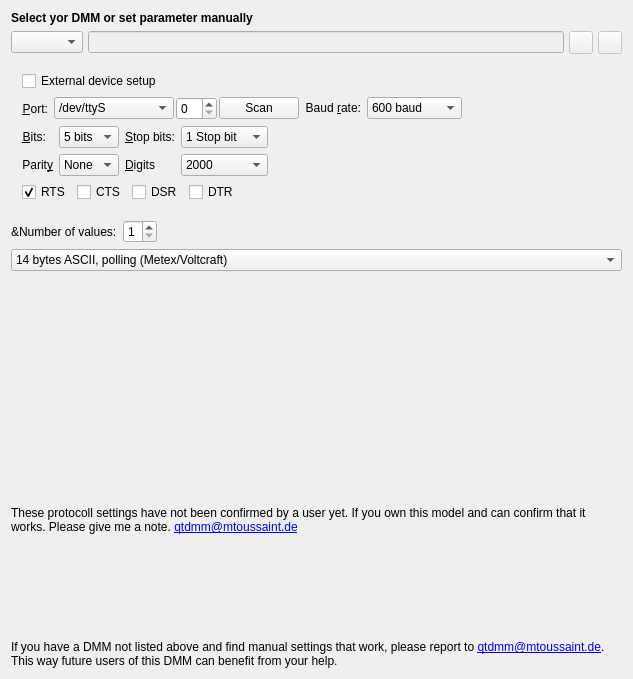
First picture: the form in src/forms/uidmmprefs.ui, repository tuxmaster/QtDMM, before the edit.
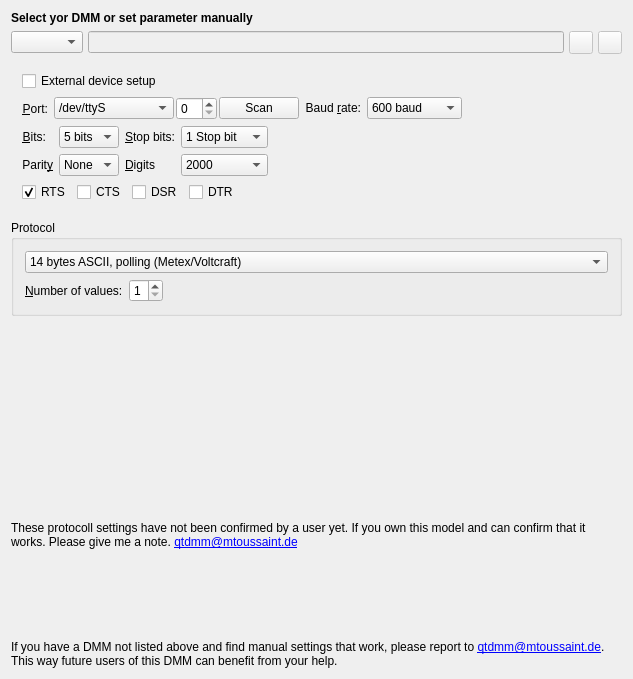
Second picture: the form after the edit. Icons and pictures are not drawn. Custom widgets are drawn as their Qt base class.

Patch:
```diff
--- a/src/forms/uidmmprefs.ui
+++ b/src/forms/uidmmprefs.ui
@@ -10,8 +10,7 @@
     <height>679</height>
    </rect>
   </property>
-
-  <layout class="QVBoxLayout" name="verticalLayout">
+  <layout class="QVBoxLayout" name="verticalLayout_2">
    <item>
     <widget class="QLabel" name="ui_hint">
      <property name="sizePolicy">
@@ -546,52 +545,11 @@
     </widget>
    </item>
    <item>
-    <layout class="QHBoxLayout" name="horizontalLayout">
-     <item>
-      <layout class="QFormLayout" name="formLayout">
-       <item row="0" column="0">
-	<widget class="QLabel" name="TextLabel1_4">
-	 <property name="text">
-	  <string>&amp;Number of values:</string>
-	 </property>
-	 <property name="wordWrap">
-	  <bool>false</bool>
-	 </property>
-	</widget>
-       </item>
-       <item row="0" column="1">
-	<widget class="QSpinBox" name="ui_numValues">
-	 <property name="whatsThis">
-	  <string>Some multimeter send several lines of data containing different measured values. As QtDMM only shows one variable here you can set the number of lines to be ignored for each measurement (That means that QtDMM only uses the first line).</string>
-	 </property>
-	 <property name="minimum">
-	  <number>1</number>
-	 </property>
-	 <property name="maximum">
-	  <number>4</number>
-	 </property>
-	</widget>
-       </item>
-      </layout>
-     </item>
-     <item>
-      <spacer name="Spacer1">
-       <property name="orientation">
-	<enum>Qt::Horizontal</enum>
-       </property>
-       <property name="sizeType">
-	<enum>QSizePolicy::Expanding</enum>
-       </property>
-       <property name="sizeHint" stdset="0">
-	<size>
-	 <width>20</width>
-	 <height>20</height>
-	</size>
-       </property>
-      </spacer>
-     </item>
-    </layout>
-   </item>
+    <widget class="QGroupBox" name="ui_protocol">
+     <property name="title">
+      <string>Protocol</string>
+     </property>
+     <layout class="QVBoxLayout" name="verticalLayout">
    <item>
     <widget class="QComboBox" name="protocolCombo">
      <property name="whatsThis">
@@ -650,6 +608,59 @@
     </widget>
    </item>
    <item>
+       <layout class="QHBoxLayout" name="horizontalLayout_6">
+        <item>
+         <layout class="QFormLayout" name="formLayout_8">
+          <property name="fieldGrowthPolicy">
+           <enum>QFormLayout::AllNonFixedFieldsGrow</enum>
+          </property>
+          <item row="0" column="0">
+           <widget class="QLabel" name="TextLabel1_6">
+            <property name="text">
+             <string>&amp;Number of values:</string>
+            </property>
+            <property name="buddy">
+             <cstring>ui_numValues</cstring>
+            </property>
+           </widget>
+          </item>
+          <item row="0" column="1">
+           <widget class="QSpinBox" name="ui_numValues">
+            <property name="whatsThis">
+             <string>Some multimeter send several lines of data containing different measured values. As QtDMM only shows one variable here you can set the number of lines to be ignored for each measurement (That means that QtDMM only uses the first line).</string>
+            </property>
+            <property name="minimum">
+             <number>1</number>
+            </property>
+            <property name="maximum">
+             <number>4</number>
+            </property>
+           </widget>
+          </item>
+         </layout>
+        </item>
+        <item>
+         <spacer name="Spacer1_4">
+          <property name="orientation">
+           <enum>Qt::Horizontal</enum>
+          </property>
+          <property name="sizeType">
+           <enum>QSizePolicy::Expanding</enum>
+          </property>
+          <property name="sizeHint" stdset="0">
+           <size>
+            <width>20</width>
+            <height>20</height>
+           </size>
+          </property>
+         </spacer>
+        </item>
+       </layout>
+      </item>
+     </layout>
+    </widget>
+   </item>
+   <item>
     <spacer name="Spacer1_3">
      <property name="orientation">
       <enum>Qt::Vertical</enum>
@@ -717,6 +728,14 @@
   <zorder>protocolCombo</zorder>
  </widget>
  <layoutdefault spacing="6" margin="11"/>
+ <customwidgets>
+  <customwidget>
+   <class>PrefWidget</class>
+   <extends>QWidget</extends>
+   <header>prefwidget.h</header>
+   <container>1</container>
+  </customwidget>
+ </customwidgets>
  <tabstops>
   <tabstop>ui_model</tabstop>
   <tabstop>port</tabstop>
```
Left out of the diff: 10 changed lines with no effect on the pictures. Lines whose indentation alone changed are shown as unchanged.
